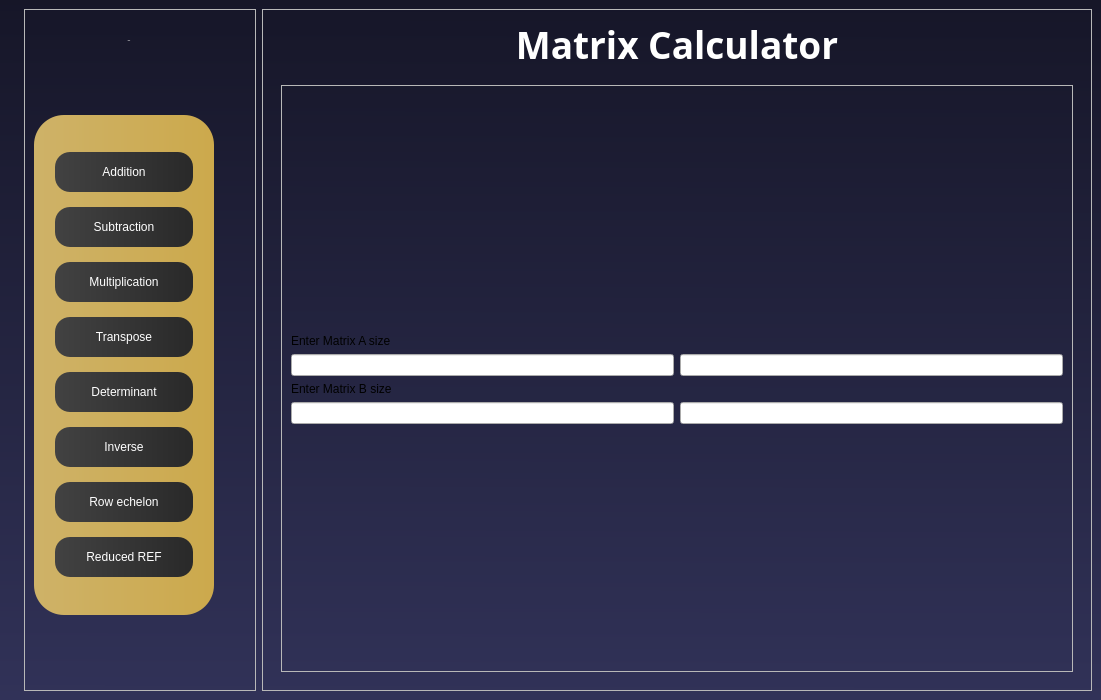
Qt form qt files/matrix-calculator/matrixcalcu.ui (potakaaa/matrix-calculator) before a commit.
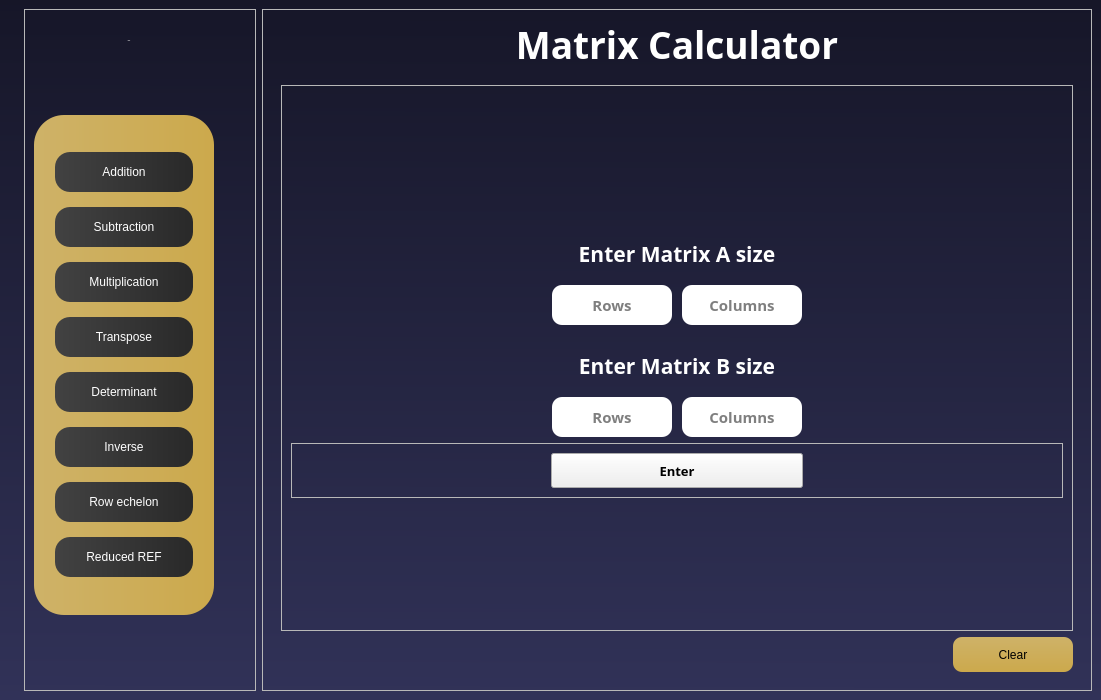
The same form after that commit.

The edit to the form file:
```diff
--- a/qt files/matrix-calculator/matrixcalcu.ui
+++ b/qt files/matrix-calculator/matrixcalcu.ui
@@ -63,7 +63,39 @@
 
 #label_clickOperation {
 	color: rgba(255, 255, 255, 0.7)
-}</string>
+}
+
+#frame_4 QLabel {
+	color: white;
+	margin-top: 20px;
+	margin-bottom: 10px;
+}
+
+#frame_4 QLineEdit {
+	border-radius: 10px;
+}
+
+#pushButton_clear {
+	background-color: qlineargradient(spread:pad, x1:0.50838, y1:0, x2:0.514, y2:1, stop:0 rgba(206, 178, 104, 255), stop:1 rgba(204, 169, 76, 255));
+	color: black;
+	font: bold 15px &quot;DM Sans:&quot;;
+	border-radius: 9px;
+}
+
+#pushButton_clear::hover {
+	color: black;
+	background-color: qlineargradient( x1:0 y1:0, x2:1 y2:0, stop:0 #F6A5CC, stop:1 #B02E6D);
+}
+
+#pushButton_enter_size {
+	width: 50%;
+	margin: 0 250px;
+}
+
+#pushButton_enter_size::hover {
+	color: red;
+}
+</string>
   </property>
   <widget class="QWidget" name="centralwidget">
    <layout class="QHBoxLayout" name="horizontalLayout">
@@ -422,39 +454,269 @@
                  </spacer>
                 </item>
                 <item>
-                 <widget class="QLabel" name="label">
+                 <widget class="QLabel" name="label_enterMatrixA">
+                  <property name="font">
+                   <font>
+                    <family>DM Sans</family>
+                    <pointsize>16</pointsize>
+                    <bold>true</bold>
+                   </font>
+                  </property>
                   <property name="text">
                    <string>Enter Matrix A size</string>
                   </property>
+                  <property name="alignment">
+                   <set>Qt::AlignCenter</set>
+                  </property>
                  </widget>
                 </item>
                 <item>
                  <layout class="QHBoxLayout" name="horizontalLayout_5">
+                  <property name="spacing">
+                   <number>10</number>
+                  </property>
                   <item>
-                   <widget class="QLineEdit" name="lineEdit_7"/>
+                   <spacer name="horizontalSpacer_2">
+                    <property name="orientation">
+                     <enum>Qt::Horizontal</enum>
+                    </property>
+                    <property name="sizeHint" stdset="0">
+                     <size>
+                      <width>40</width>
+                      <height>20</height>
+                     </size>
+                    </property>
+                   </spacer>
                   </item>
                   <item>
-                   <widget class="QLineEdit" name="lineEdit_8"/>
+                   <widget class="QLineEdit" name="lineEdit_matrixA_rows">
+                    <property name="minimumSize">
+                     <size>
+                      <width>0</width>
+                      <height>40</height>
+                     </size>
+                    </property>
+                    <property name="maximumSize">
+                     <size>
+                      <width>120</width>
+                      <height>16777215</height>
+                     </size>
+                    </property>
+                    <property name="font">
+                     <font>
+                      <family>DM Sans</family>
+                      <pointsize>11</pointsize>
+                      <italic>false</italic>
+                      <bold>true</bold>
+                     </font>
+                    </property>
+                    <property name="alignment">
+                     <set>Qt::AlignCenter</set>
+                    </property>
+                    <property name="placeholderText">
+                     <string>Rows</string>
+                    </property>
+                   </widget>
+                  </item>
+                  <item>
+                   <widget class="QLineEdit" name="lineEdit_matrixA_cols">
+                    <property name="minimumSize">
+                     <size>
+                      <width>0</width>
+                      <height>40</height>
+                     </size>
+                    </property>
+                    <property name="maximumSize">
+                     <size>
+                      <width>120</width>
+                      <height>16777215</height>
+                     </size>
+                    </property>
+                    <property name="font">
+                     <font>
+                      <family>DM Sans</family>
+                      <pointsize>11</pointsize>
+                      <italic>false</italic>
+                      <bold>true</bold>
+                     </font>
+                    </property>
+                    <property name="alignment">
+                     <set>Qt::AlignCenter</set>
+                    </property>
+                    <property name="placeholderText">
+                     <string>Columns</string>
+                    </property>
+                   </widget>
+                  </item>
+                  <item>
+                   <spacer name="horizontalSpacer_3">
+                    <property name="orientation">
+                     <enum>Qt::Horizontal</enum>
+                    </property>
+                    <property name="sizeHint" stdset="0">
+                     <size>
+                      <width>40</width>
+                      <height>20</height>
+                     </size>
+                    </property>
+                   </spacer>
                   </item>
                  </layout>
                 </item>
                 <item>
-                 <widget class="QLabel" name="label_2">
+                 <widget class="QLabel" name="label_enterMatrixB">
+                  <property name="font">
+                   <font>
+                    <family>DM Sans</family>
+                    <pointsize>16</pointsize>
+                    <bold>true</bold>
+                   </font>
+                  </property>
                   <property name="text">
                    <string>Enter Matrix B size</string>
                   </property>
+                  <property name="alignment">
+                   <set>Qt::AlignCenter</set>
+                  </property>
                  </widget>
                 </item>
                 <item>
                  <layout class="QHBoxLayout" name="horizontalLayout_4">
+                  <property name="spacing">
+                   <number>10</number>
+                  </property>
                   <item>
-                   <widget class="QLineEdit" name="lineEdit_5"/>
+                   <spacer name="horizontalSpacer_4">
+                    <property name="orientation">
+                     <enum>Qt::Horizontal</enum>
+                    </property>
+                    <property name="sizeHint" stdset="0">
+                     <size>
+                      <width>40</width>
+                      <height>20</height>
+                     </size>
+                    </property>
+                   </spacer>
                   </item>
                   <item>
-                   <widget class="QLineEdit" name="lineEdit_6"/>
+                   <widget class="QLineEdit" name="lineEdit_matrixB_rows">
+                    <property name="minimumSize">
+                     <size>
+                      <width>0</width>
+                      <height>40</height>
+                     </size>
+                    </property>
+                    <property name="maximumSize">
+                     <size>
+                      <width>120</width>
+                      <height>16777215</height>
+                     </size>
+                    </property>
+                    <property name="font">
+                     <font>
+                      <family>DM Sans</family>
+                      <pointsize>11</pointsize>
+                      <italic>false</italic>
+                      <bold>true</bold>
+                     </font>
+                    </property>
+                    <property name="alignment">
+                     <set>Qt::AlignCenter</set>
+                    </property>
+                    <property name="placeholderText">
+                     <string>Rows</string>
+                    </property>
+                   </widget>
+                  </item>
+                  <item>
+                   <widget class="QLineEdit" name="lineEdit_matrixB_cols">
+                    <property name="minimumSize">
+                     <size>
+                      <width>0</width>
+                      <height>40</height>
+                     </size>
+                    </property>
+                    <property name="maximumSize">
+                     <size>
+                      <width>120</width>
+                      <height>16777215</height>
+                     </size>
+                    </property>
+                    <property name="font">
+                     <font>
+                      <family>DM Sans</family>
+                      <pointsize>11</pointsize>
+                      <italic>false</italic>
+                      <bold>true</bold>
+                     </font>
+                    </property>
+                    <property name="alignment">
+                     <set>Qt::AlignCenter</set>
+                    </property>
+                    <property name="placeholderText">
+                     <string>Columns</string>
+                    </property>
+                   </widget>
+                  </item>
+                  <item>
+                   <spacer name="horizontalSpacer_5">
+                    <property name="orientation">
+                     <enum>Qt::Horizontal</enum>
+                    </property>
+                    <property name="sizeHint" stdset="0">
+                     <size>
+                      <width>40</width>
+                      <height>20</height>
+                     </size>
+                    </property>
+                   </spacer>
                   </item>
                  </layout>
                 </item>
+                <item>
+                 <widget class="QFrame" name="frame_5">
+                  <property name="minimumSize">
+                   <size>
+                    <width>0</width>
+                    <height>0</height>
+                   </size>
+                  </property>
+                  <property name="frameShape">
+                   <enum>QFrame::StyledPanel</enum>
+                  </property>
+                  <property name="frameShadow">
+                   <enum>QFrame::Raised</enum>
+                  </property>
+                  <layout class="QVBoxLayout" name="verticalLayout_9">
+                   <item>
+                    <widget class="QPushButton" name="pushButton_enter_size">
+                     <property name="minimumSize">
+                      <size>
+                       <width>0</width>
+                       <height>35</height>
+                      </size>
+                     </property>
+                     <property name="maximumSize">
+                      <size>
+                       <width>16777215</width>
+                       <height>16777215</height>
+                      </size>
+                     </property>
+                     <property name="font">
+                      <font>
+                       <family>DM Sans</family>
+                       <pointsize>10</pointsize>
+                       <bold>true</bold>
+                      </font>
+                     </property>
+                     <property name="text">
+                      <string>Enter</string>
+                     </property>
+                    </widget>
+                   </item>
+                  </layout>
+                 </widget>
+                </item>
                 <item>
                  <spacer name="verticalSpacer_7">
                   <property name="orientation">
@@ -471,6 +733,31 @@
                </layout>
               </widget>
              </item>
+             <item>
+              <widget class="QPushButton" name="pushButton_clear">
+               <property name="minimumSize">
+                <size>
+                 <width>0</width>
+                 <height>35</height>
+                </size>
+               </property>
+               <property name="maximumSize">
+                <size>
+                 <width>120</width>
+                 <height>16777215</height>
+                </size>
+               </property>
+               <property name="cursor">
+                <cursorShape>PointingHandCursor</cursorShape>
+               </property>
+               <property name="layoutDirection">
+                <enum>Qt::RightToLeft</enum>
+               </property>
+               <property name="text">
+                <string>Clear</string>
+               </property>
+              </widget>
+             </item>
             </layout>
            </widget>
           </widget>
```
